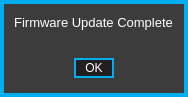
First picture: the form in standalone/advanced/forms/fwupdatecompleteform.ui, repository Muse-Kinetics/softstep_editor, before the edit.
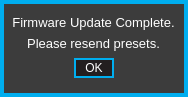
Second picture: the form after the edit.

Commit message: Advanced/EZPZ: - triggers output 127, latched triggers output pressure value upon trigger - disable manual firmware update menu item when ss is disconnected - added "please resend presets" to firmware update complete dialog - dis/reconnect recalls current preset instead of 0 - removed unused "File" menu from EZPZ - added url to open doc, will need to be updated pre-release - disabled context menus

Diff of the .ui file:
```diff
--- a/standalone/advanced/forms/fwupdatecompleteform.ui
+++ b/standalone/advanced/forms/fwupdatecompleteform.ui
@@ -202,7 +202,7 @@
       <string notr="true">font: 10pt;</string>
      </property>
      <property name="text">
-      <string>Firmware Update Complete</string>
+      <string>Firmware Update Complete.</string>
      </property>
      <property name="alignment">
       <set>Qt::AlignCenter</set>
@@ -227,6 +227,28 @@
       <string>OK</string>
      </property>
     </widget>
+    <widget class="QLabel" name="updateComplete_2">
+     <property name="geometry">
+      <rect>
+       <x>0</x>
+       <y>20</y>
+       <width>171</width>
+       <height>31</height>
+      </rect>
+     </property>
+     <property name="focusPolicy">
+      <enum>Qt::NoFocus</enum>
+     </property>
+     <property name="styleSheet">
+      <string notr="true">font: 10pt;</string>
+     </property>
+     <property name="text">
+      <string>Please resend presets.</string>
+     </property>
+     <property name="alignment">
+      <set>Qt::AlignCenter</set>
+     </property>
+    </widget>
    </widget>
   </widget>
  </widget>
```
The commit also changes 11 other files.
